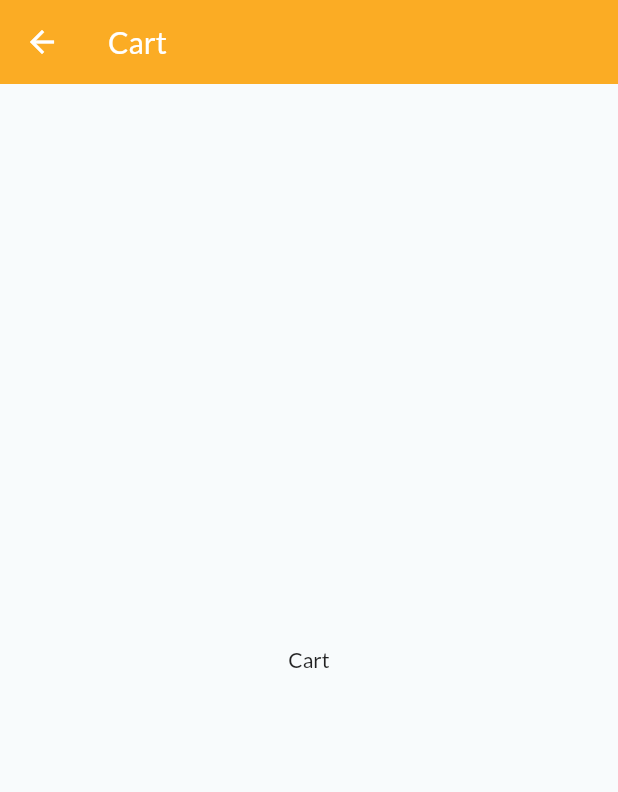
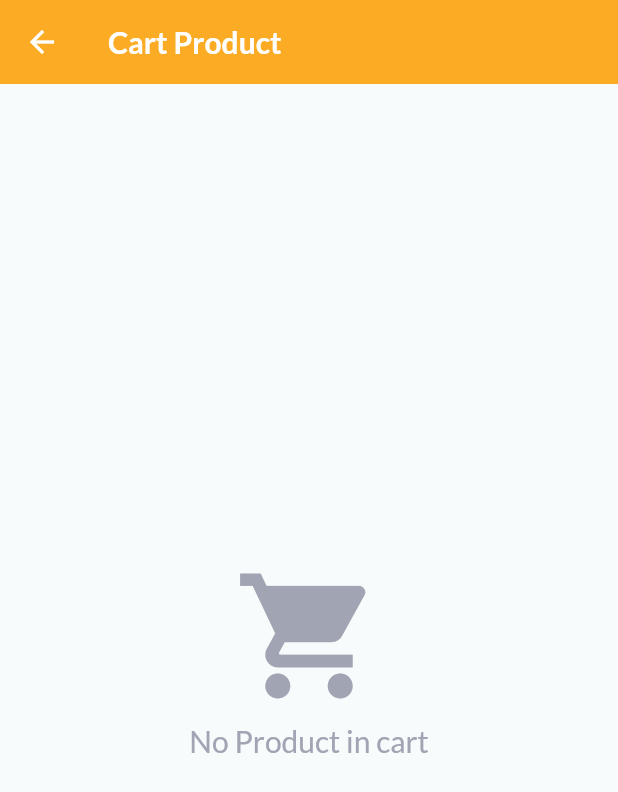
Before and after one commit to erpambudi/elevenia_jubelio, a Flutter app: the CartPage screen opened by its route, on a phone screen of 412 x 824 dp. Shown: the top 792 px of the screen. Run offline on Flutter 3.47's test engine with Material 2 defaults, Android fonts, the phone set to English and light mode, and no system bars; our stand-ins replace dartz, equatable, flutter_bloc, flutter_widget_from_html_core, fluttertoast, get_it and 3 more; missing offline and left inert: xml2json; accounts and stored records are empty; network calls fail.

Commit message:
update ui

```diff
--- a/lib/presentation/pages/cart_page.dart
+++ b/lib/presentation/pages/cart_page.dart
@@ -1,16 +1,163 @@
 import 'package:flutter/material.dart';
+import 'package:flutter/services.dart';
+import 'package:flutter_bloc/flutter_bloc.dart';
+import 'package:intl/intl.dart';
 
-class CartPage extends StatelessWidget {
+import '../../common/styles/colors.dart';
+import '../bloc/cart_bloc.dart';
+import '../widgets/product_cart_card.dart';
+
+class CartPage extends StatefulWidget {
   const CartPage({Key? key}) : super(key: key);
+
+  @override
+  State<CartPage> createState() => _CartPageState();
+}
+
+class _CartPageState extends State<CartPage> {
+  @override
+  void initState() {
+    super.initState();
+    Future.microtask(() => context.read<CartBloc>().add(GetCartsEvent()));
+  }
+
+  Widget _checkoutButton(int totalItems, int totalPrice) {
+    return Container(
+      padding: const EdgeInsets.fromLTRB(15, 12, 24, 12),
+      margin: const EdgeInsets.fromLTRB(30, 14, 30, 23),
+      decoration: const BoxDecoration(
+        color: MyColor.primaryColor,
+        borderRadius: BorderRadius.all(
+          Radius.circular(16),
+        ),
+      ),
+      child: Row(
+        children: [
+          Expanded(
+            child: Column(
+              crossAxisAlignment: CrossAxisAlignment.start,
+              children: [
+                Text(
+                  'Total $totalItems Item',
+                  style: const TextStyle(
+                    color: Colors.white,
+                    fontWeight: FontWeight.bold,
+                  ),
+                ),
+                const SizedBox(height: 2),
+                Container(
+                  height: 2,
+                  width: 87,
+                  decoration: const BoxDecoration(
+                    color: Colors.white,
+                  ),
+                ),
+                const SizedBox(height: 2),
+                Text(
+                  NumberFormat.currency(
+                    locale: "id-ID",
+                    symbol: "Rp ",
+                    decimalDigits: 0,
+                  ).format(totalPrice),
+                  style: const TextStyle(
+                    color: Colors.white,
+                    fontWeight: FontWeight.bold,
+                  ),
+                ),
+              ],
+            ),
+          ),
+          const Text(
+            'Checkout',
+            style: TextStyle(
+              color: Colors.white,
+              fontWeight: FontWeight.bold,
+            ),
+          ),
+        ],
+      ),
+    );
+  }
 
   @override
   Widget build(BuildContext context) {
     return Scaffold(
       appBar: AppBar(
-        title: const Text('Cart'),
+        title: const Text(
+          'Cart Product',
+          style: TextStyle(
+            fontWeight: FontWeight.bold,
+            fontSize: 20,
+          ),
+        ),
+        elevation: 0,
+        systemOverlayStyle: const SystemUiOverlayStyle(
+          statusBarColor: MyColor.primaryColor,
+          statusBarIconBrightness: Brightness.light,
+        ),
       ),
-      body: const Center(
-        child: Text('Cart'),
+      body: BlocBuilder<CartBloc, CartState>(
+        builder: (context, state) {
+          if (state is CartStateLoaded) {
+            if (state.carts.isEmpty) {
+              return Center(
+                child: Column(
+                  mainAxisAlignment: MainAxisAlignment.center,
+                  crossAxisAlignment: CrossAxisAlignment.center,
+                  children: const [
+                    Icon(
+                      Icons.shopping_cart,
+                      size: 100,
+                      color: MyColor.greyTextColor,
+                    ),
+                    SizedBox(
+                      height: 8,
+                    ),
+                    Text(
+                      'No Product in cart',
+                      style: TextStyle(
+                        fontSize: 20,
+                        color: MyColor.greyTextColor,
+                      ),
+                    ),
+                  ],
+                ),
+              );
+            } else {
+              return Column(
+                children: [
+                  Expanded(
+                    child: ListView.builder(
+                      key: const PageStorageKey('fruits'),
+                      itemBuilder: (context, i) {
+                        if (i < state.carts.length) {
+                          return Padding(
+                            padding: EdgeInsets.only(
+                              top: (state.carts[i] == state.carts.first
+                                  ? 38
+                                  : 0),
+                            ),
+                            child: ProductCartCard(cart: state.carts[i]),
+                          );
+                        } else {
+                          return _checkoutButton(
+                              state.totalItems, state.totalPrice);
+                        }
+                      },
+                      itemCount: state.carts.length + 1,
+                    ),
+                  ),
+                ],
+              );
+            }
+          } else if (state is CartStateError) {
+            return Center(
+              child: Text(state.message),
+            );
+          } else {
+            return Container();
+          }
+        },
       ),
     );
   }
```
